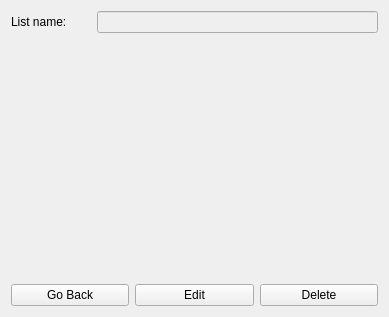
The window that src/Client/View/MainPage/List/ListViewSubPage/ListViewSubPage.ui (iodream/Spend-Note) describes before a commit, drawn with Qt 5.
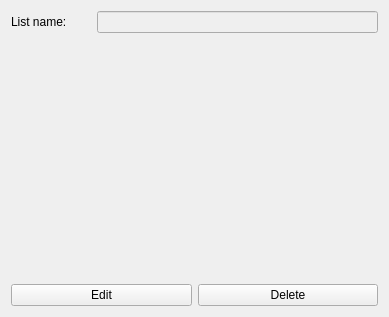
The same window after the commit.

Commit message: add single GoBack button for main page, remove GoBack buttons for sub pages

What changed in the file:
```diff
--- a/src/Client/View/MainPage/List/ListViewSubPage/ListViewSubPage.ui
+++ b/src/Client/View/MainPage/List/ListViewSubPage/ListViewSubPage.ui
@@ -29,13 +29,6 @@
    </item>
    <item row="2" column="0">
     <layout class="QHBoxLayout" name="horizontalLayout_3">
-     <item>
-      <widget class="QPushButton" name="GoBackButton">
-       <property name="text">
-        <string>Go Back</string>
-       </property>
-      </widget>
-     </item>
      <item>
       <widget class="QPushButton" name="EditButton">
        <property name="text">
```
The commit also changes 24 other files.
